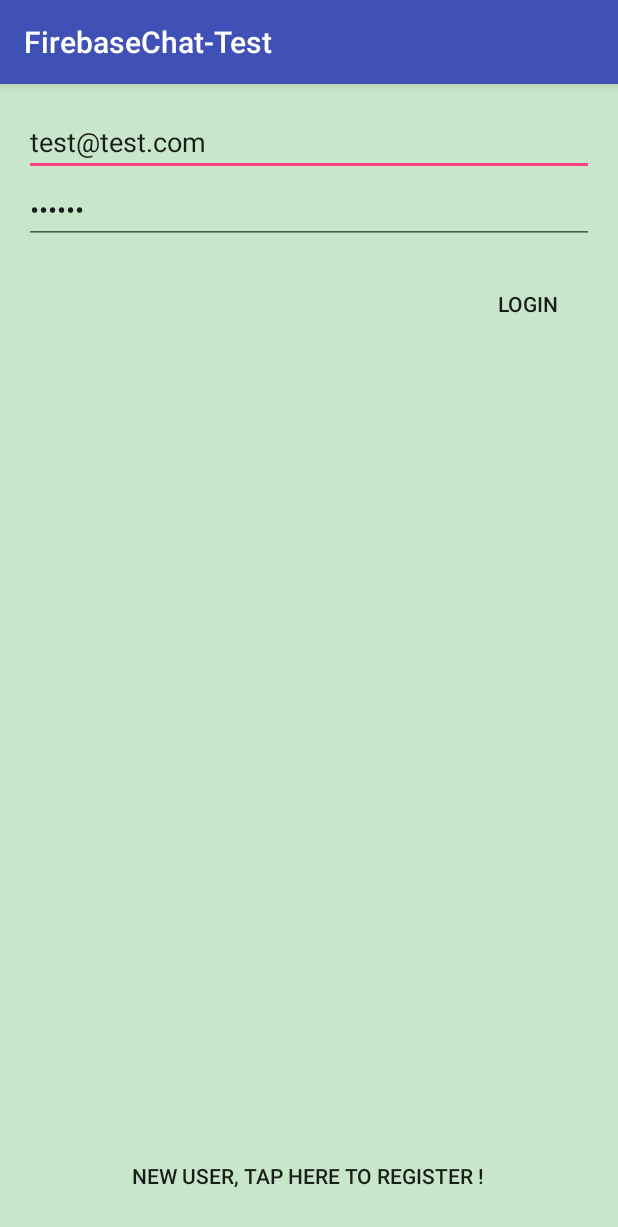
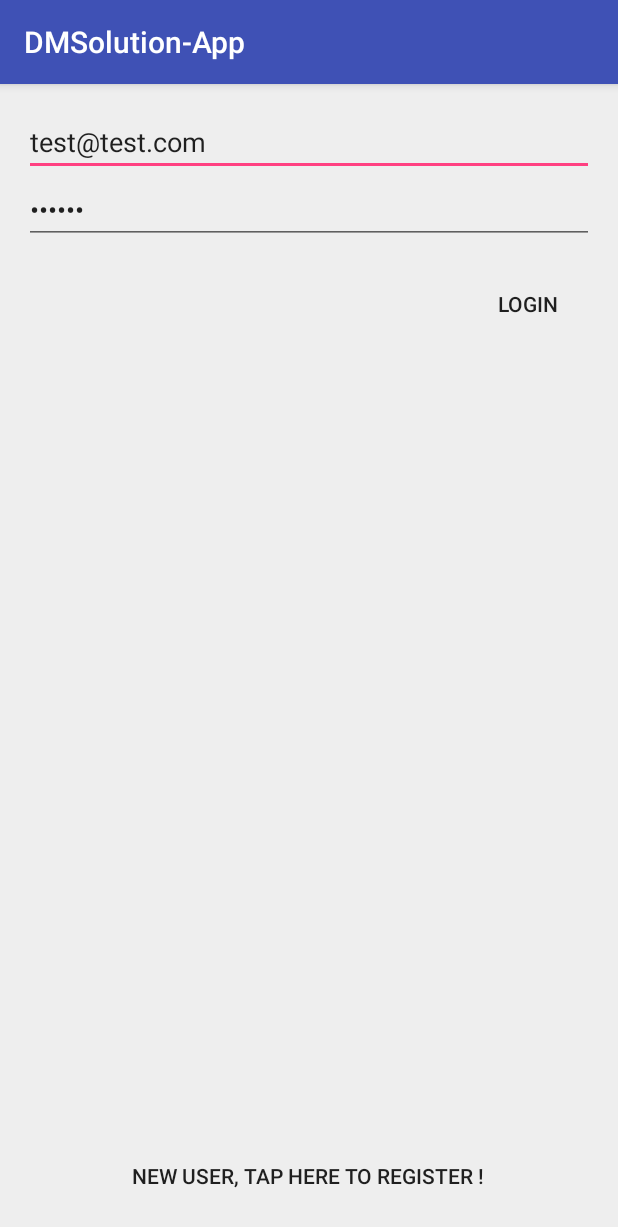
Before and after one commit to vetonthaqi/AndroidFirbaseChat-master, an Android app: the screen it shows after launch (LoginActivity), on a phone screen of 412 x 824 dp. Shown: the top 1227 px of the screen. Run offline under Robolectric (Android 15) with nearby library versions, the phone set to English and light mode, and no system bars; our stand-ins replace Firebase (no records; nobody signed in at launch, a user with empty details on screens opened directly).

Commit message:
Ndryshime ne ngjyra

```diff
--- a/app/src/main/AndroidManifest.xml
+++ b/app/src/main/AndroidManifest.xml
@@ -7,7 +7,7 @@
     <application
         android:name="co.arvisiontech.simplechatfirebase.FirebaseChatMainApp"
         android:allowBackup="true"
-        android:icon="@mipmap/ic_launcher"
+        android:icon="@mipmap/ic_logo"
         android:label="@string/app_name"
         android:supportsRtl="true"
         android:theme="@style/AppTheme">
--- a/app/src/main/java/co/arvisiontech/simplechatfirebase/ui/activities/SplashActivity.java
+++ b/app/src/main/java/co/arvisiontech/simplechatfirebase/ui/activities/SplashActivity.java
@@ -6,6 +6,8 @@ import android.support.v7.app.AppCompatActivity;
 
 import com.arvisiontech.firebasechat.R;
 import com.google.firebase.auth.FirebaseAuth;
+
+import co.arvisiontech.simplechatfirebase.SpeachActivity;
 
 public class SplashActivity extends AppCompatActivity {
     private static final int SPLASH_TIME_MS = 2000;
@@ -25,7 +27,7 @@ public class SplashActivity extends AppCompatActivity {
                 // check if user is already logged in or not
                 if (FirebaseAuth.getInstance().getCurrentUser() != null) {
                     // if logged in redirect the user to user listing activity
-                    UserListingActivity.startActivity(SplashActivity.this);
+                    SpeachActivity.startActivity(SplashActivity.this);
                 } else {
                     // otherwise redirect the user to login activity
                     LoginActivity.startIntent(SplashActivity.this);
--- a/app/src/main/res/drawable/chat_rounded_rect_bg.xml
+++ b/app/src/main/res/drawable/chat_rounded_rect_bg.xml
@@ -3,7 +3,7 @@
     android:shape="rectangle">
 
     <corners android:radius="4dp" />
-    <solid android:color="@color/colorAccent" />
+    <solid android:color="@color/blue_900" />
 
     <stroke
         android:width="1dp"
--- a/app/src/main/res/drawable/circle_accent.xml
+++ b/app/src/main/res/drawable/circle_accent.xml
@@ -6,6 +6,6 @@
         android:width="@dimen/user_icon_width"
         android:height="@dimen/user_icon_height"/>
 
-    <solid android:color="@color/colorAccent" />
+    <solid android:color="@color/blue_900" />
 
 </shape>
--- a/app/src/main/res/layout/activity_splash.xml
+++ b/app/src/main/res/layout/activity_splash.xml
@@ -1,5 +1,6 @@
 <?xml version="1.0" encoding="utf-8"?>
-<android.support.design.widget.CoordinatorLayout xmlns:android="http://schemas.android.com/apk/res/android"
+<android.support.design.widget.CoordinatorLayout
+    xmlns:android="http://schemas.android.com/apk/res/android"
     xmlns:tools="http://schemas.android.com/tools"
     android:layout_width="match_parent"
     android:layout_height="match_parent"
--- a/app/src/main/res/layout/activity_user_listing.xml
+++ b/app/src/main/res/layout/activity_user_listing.xml
@@ -5,7 +5,7 @@
     android:layout_width="match_parent"
     android:layout_height="match_parent"
     android:fitsSystemWindows="true"
-    tools:context="com.arvisiontech.firebasechat.co.arvisiontech.firebasechat.ui.activities.LoginActivity">
+    tools:context="co.arvisiontech.simplechatfirebase.ui.activities.LoginActivity">
 
     <android.support.design.widget.AppBarLayout
         android:layout_width="match_parent"
--- a/app/src/main/res/layout/fragment_chat.xml
+++ b/app/src/main/res/layout/fragment_chat.xml
@@ -9,7 +9,8 @@
         android:layout_width="match_parent"
         android:layout_height="match_parent"
         android:layout_above="@+id/edit_text_message"
-        app:layoutManager="LinearLayoutManager" />
+        app:layoutManager="LinearLayoutManager"
+        android:background="@color/blue_200"/>
 
     <EditText
         android:id="@+id/edit_text_message"
--- a/app/src/main/res/values/strings.xml
+++ b/app/src/main/res/values/strings.xml
@@ -16,7 +16,7 @@
 
     <string name="none_paired">No devices have been paired</string>
 
-    <string name="app_name">FirebaseChat-Test</string>
+    <string name="app_name">DMSolution-App</string>
     <string name="action_settings">Settings</string>
     <string name="email">Email Id</string>
     <string name="password">Password</string>
--- a/app/src/main/res/values/styles.xml
+++ b/app/src/main/res/values/styles.xml
@@ -6,7 +6,9 @@
         <item name="colorPrimary">@color/colorPrimary</item>
         <item name="colorPrimaryDark">@color/colorPrimaryDark</item>
         <item name="colorAccent">@color/colorAccent</item>
-        <item name="android:windowBackground">@color/green_100</item>
+        <item name="android:windowBackground">@color/background</item>
+        <item name="windowActionBar">false</item>
+        <item name="windowNoTitle">true</item>
     </style>
 
     <style name="AppTheme.NoActionBar">
```
Also changed, not shown: app/src/main/java/co/arvisiontech/simplechatfirebase/SpeachActivity.java (+44 -0 lines), app/src/main/ic_logo-web.png (added), app/src/main/res/drawable-xhdpi/bg.png (added), app/src/main/res/mipmap-hdpi/ic_logo.png (added), app/src/main/res/mipmap-mdpi/ic_logo.png (added), app/src/main/res/mipmap-xhdpi/ic_logo.png (added), app/src/main/res/mipmap-xxhdpi/ic_logo.png (added), app/src/main/res/mipmap-xxxhdpi/ic_logo.png (added).
